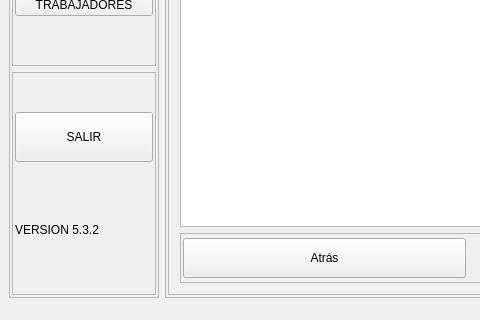
Before: the Qt Designer form personal.ui in Huber-Ticona/SAGOT_personal_area, drawn with Qt 5; both pictures show x 0 to 480 and y 389 to 709 of the 1088 by 709 pixel window.
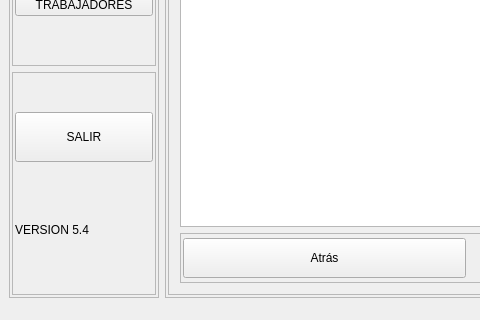
After: the same form once the commit is applied.

Commit message: version 5.4 - actualizado historial revisiones y version en el .ui

The edit to the form file:
```diff
--- a/personal.ui
+++ b/personal.ui
@@ -172,7 +172,7 @@
              </size>
             </property>
             <property name="text">
-             <string>VERSION 5.3.2</string>
+             <string>VERSION 5.4</string>
             </property>
            </widget>
           </item>
```
Left out of the diff: 2 changed lines with no effect on the pictures. The commit also changes 1 other file.
